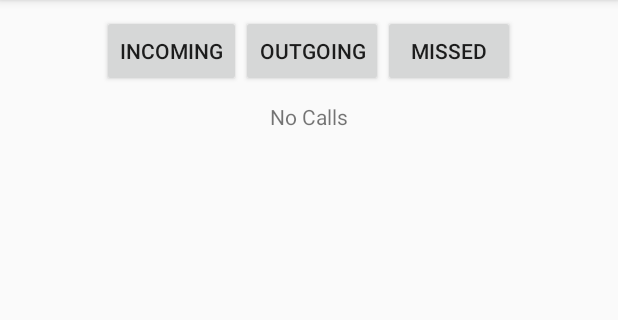
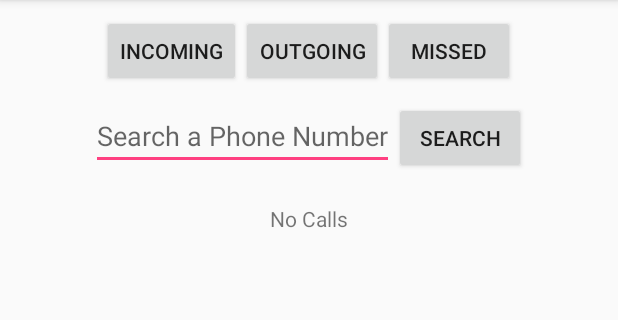
Before and after one commit to hqcd/Lab-9, an Android app: the screen it shows after launch (MainActivity), after a tap on "INCOMING", on a phone screen of 412 x 824 dp, the part 84-404 px from its top. Run offline under Robolectric (Android 15) with nearby library versions, the phone set to English and light mode, and no system bars.

Commit message:
Designed tablerow layout, partially implemented new view for calls but not working yet

```diff
--- a/app/src/main/res/layout/activity_main.xml
+++ b/app/src/main/res/layout/activity_main.xml
@@ -36,6 +36,26 @@
                 android:id="@+id/missedButton"
                 android:text="Missed"
                 android:onClick="onClick"/>
+
+        </LinearLayout>
+
+        <LinearLayout
+            android:layout_width="match_parent"
+            android:layout_height="match_parent"
+            android:orientation="horizontal"
+            android:gravity="center_horizontal"
+            android:layout_margin="10dp">
+            <EditText
+                android:layout_width="wrap_content"
+                android:layout_height="wrap_content"
+                android:id="@+id/searchBarET"
+                android:hint="Search a Phone Number"/>
+            <Button
+                android:layout_width="wrap_content"
+                android:layout_height="wrap_content"
+                android:id="@+id/searchButton"
+                android:text="Search"
+                android:onClick="onClick"/>
         </LinearLayout>
 
         <TextView
@@ -45,6 +65,14 @@
             android:layout_gravity="center_horizontal"
         android:id="@+id/callTV"/>
 
+        <TableLayout
+            android:layout_width="match_parent"
+            android:layout_height="match_parent"
+            android:id="@+id/callTable">
+
+
+        </TableLayout>
+
     </LinearLayout>
 
 </android.support.constraint.ConstraintLayout>
--- a/app/src/main/res/values/styles.xml
+++ b/app/src/main/res/values/styles.xml
@@ -1,7 +1,7 @@
 <resources>
 
     <!-- Base application theme. -->
-    <style name="AppTheme" parent="Theme.AppCompat.Light.DarkActionBar">
+    <style name="AppTheme" parent="Base.Theme.AppCompat.Light.DarkActionBar">
         <!-- Customize your theme here. -->
         <item name="colorPrimary">@color/colorPrimary</item>
         <item name="colorPrimaryDark">@color/colorPrimaryDark</item>
```
Also changed, not shown: app/src/main/java/com/example/quinten/lab9/MainActivity.java (+26 -0 lines), app/src/main/res/layout/table_row_ui.xml (added, +29 -0 lines), 1 other file.
